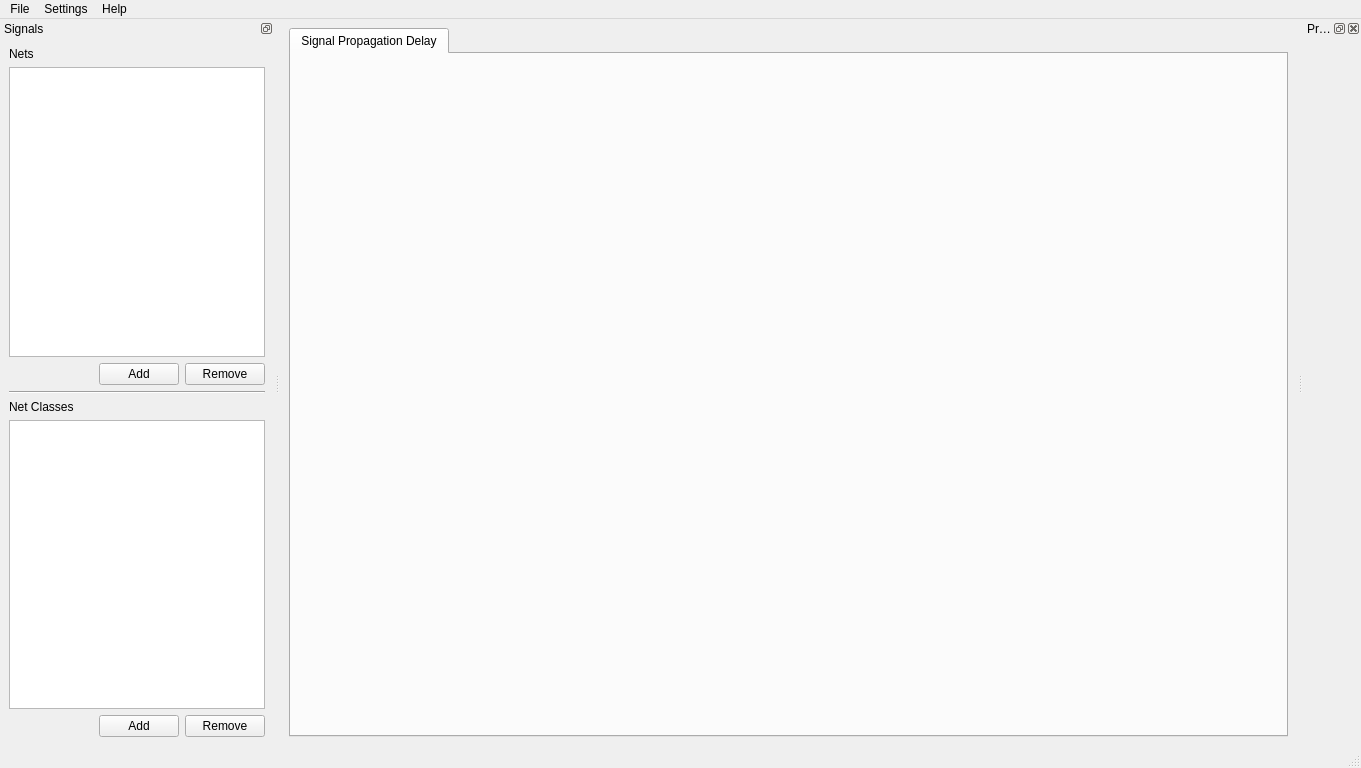
This is src/uimainwindow.ui in waj334/openstackup as Qt 5 draws it before an edit. The edited form follows.
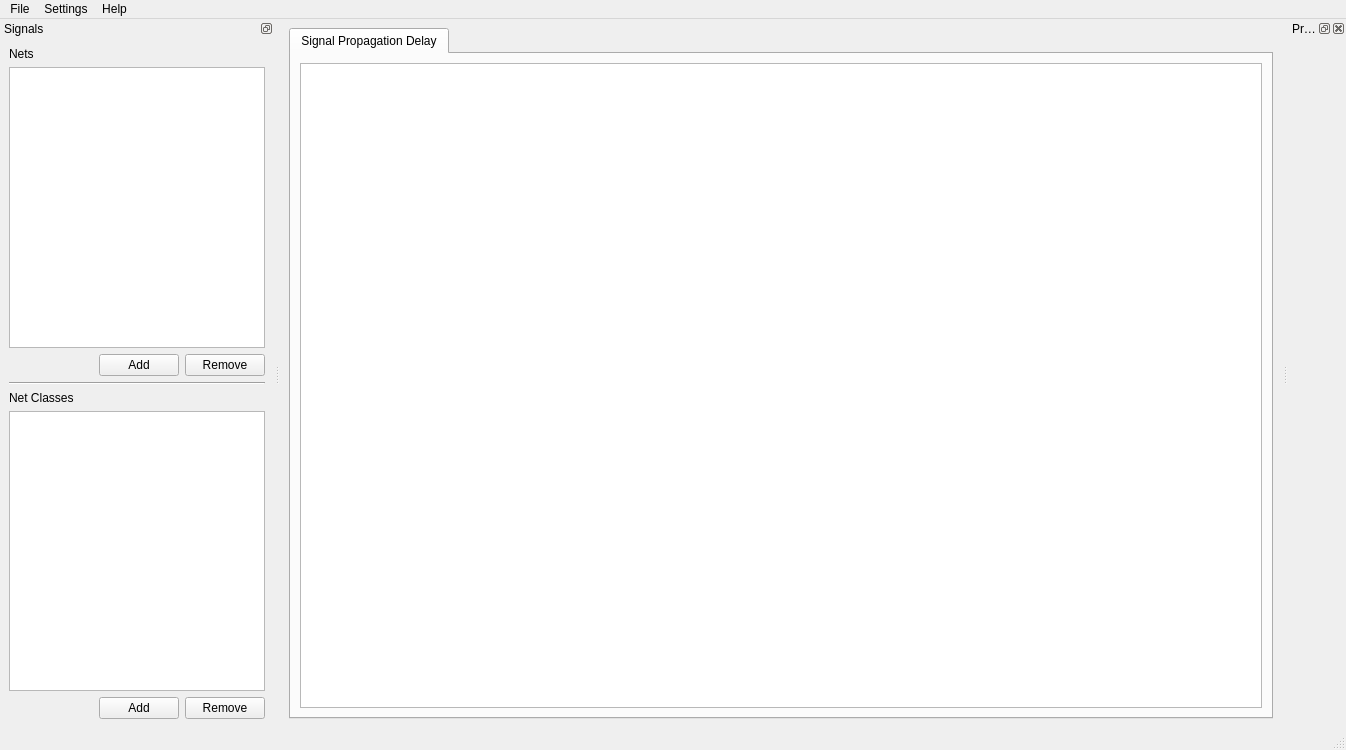
This is the edited form.

Commit message: Partial implementation of signal editor. Further planning of actual user experience will be needed.

The edit to the form file:
```diff
--- a/src/uimainwindow.ui
+++ b/src/uimainwindow.ui
@@ -6,8 +6,8 @@
    <rect>
     <x>0</x>
     <y>0</y>
-    <width>1361</width>
-    <height>768</height>
+    <width>1346</width>
+    <height>750</height>
    </rect>
   </property>
   <property name="windowTitle">
@@ -24,6 +24,27 @@
        <attribute name="title">
         <string>Signal Propagation Delay</string>
        </attribute>
+       <layout class="QVBoxLayout" name="verticalLayout_4">
+        <item>
+         <widget class="QTableView" name="signalPropagationTable">
+          <property name="editTriggers">
+           <set>QAbstractItemView::NoEditTriggers</set>
+          </property>
+          <property name="alternatingRowColors">
+           <bool>true</bool>
+          </property>
+          <property name="selectionMode">
+           <enum>QAbstractItemView::ExtendedSelection</enum>
+          </property>
+          <property name="selectionBehavior">
+           <enum>QAbstractItemView::SelectRows</enum>
+          </property>
+          <attribute name="verticalHeaderVisible">
+           <bool>true</bool>
+          </attribute>
+         </widget>
+        </item>
+       </layout>
       </widget>
      </widget>
     </item>
@@ -34,7 +55,7 @@
     <rect>
      <x>0</x>
      <y>0</y>
-     <width>1361</width>
+     <width>1346</width>
      <height>22</height>
     </rect>
    </property>
```
Left out of the diff: 6 changed lines with no effect on the pictures. The commit also changes 10 other files.
